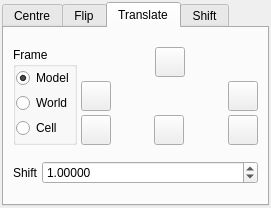
First picture: the form in src/gui/position.ui, repository trisyoungs/aten, before the edit.
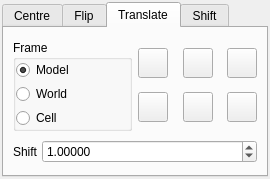
Second picture: the form after the edit. The open tabs and pages were chosen to show the change. Icons and pictures are not drawn.

Commit message: Fixed all Makefile.am to work with out of tree builds. Toolbar position / visibility now restored on startup. Fixed checkability of some actions. Added periodic table dialog. (regui)

```diff
--- a/src/gui/position.ui
+++ b/src/gui/position.ui
@@ -5,8 +5,8 @@
    <rect>
     <x>0</x>
     <y>0</y>
-    <width>251</width>
-    <height>208</height>
+    <width>270</width>
+    <height>179</height>
    </rect>
   </property>
   <property name="sizePolicy" >
@@ -25,12 +25,12 @@
     <number>2</number>
    </property>
    <property name="spacing" >
-    <number>4</number>
+    <number>6</number>
    </property>
    <item>
     <widget class="QTabWidget" name="tabWidget" >
      <property name="currentIndex" >
-      <number>1</number>
+      <number>3</number>
      </property>
      <widget class="QWidget" name="CentreTab" >
       <attribute name="title" >
@@ -38,10 +38,10 @@
       </attribute>
       <layout class="QHBoxLayout" >
        <property name="margin" >
-        <number>9</number>
+        <number>2</number>
        </property>
        <property name="spacing" >
-        <number>6</number>
+        <number>4</number>
        </property>
        <item>
         <layout class="QGridLayout" >
@@ -226,10 +226,10 @@
       </attribute>
       <layout class="QVBoxLayout" >
        <property name="margin" >
-        <number>9</number>
+        <number>2</number>
        </property>
        <property name="spacing" >
-        <number>6</number>
+        <number>4</number>
        </property>
        <item>
         <layout class="QHBoxLayout" >
@@ -385,7 +385,7 @@
           <number>0</number>
          </property>
          <property name="spacing" >
-          <number>4</number>
+          <number>6</number>
          </property>
          <item>
           <widget class="QGroupBox" name="TranslateFrameGroup" >
@@ -471,29 +471,31 @@
           </widget>
          </item>
          <item>
-          <layout class="QVBoxLayout" >
+          <layout class="QGridLayout" >
            <property name="margin" >
             <number>0</number>
            </property>
            <property name="spacing" >
-            <number>4</number>
+            <number>6</number>
            </property>
-           <item>
-            <layout class="QHBoxLayout" >
-             <property name="margin" >
-              <number>0</number>
+           <item row="1" column="3" >
+            <spacer>
+             <property name="orientation" >
+              <enum>Qt::Horizontal</enum>
              </property>
-             <property name="spacing" >
-              <number>4</number>
+             <property name="sizeHint" >
+              <size>
+               <width>8</width>
+               <height>20</height>
+              </size>
              </property>
-             <item>
+            </spacer>
+           </item>
+           <item row="1" column="1" >
               <spacer>
                <property name="orientation" >
                 <enum>Qt::Horizontal</enum>
                </property>
-               <property name="sizeType" >
-                <enum>QSizePolicy::Expanding</enum>
-               </property>
                <property name="sizeHint" >
                 <size>
                  <width>8</width>
@@ -502,8 +504,8 @@
                </property>
               </spacer>
              </item>
-             <item>
-              <widget class="QPushButton" name="TranslatePosYButton" >
+           <item row="1" column="4" >
+            <widget class="QPushButton" name="TranslatePosZButton" >
                <property name="maximumSize" >
                 <size>
                  <width>30</width>
@@ -511,43 +513,55 @@
                 </size>
                </property>
                <property name="toolTip" >
-                <string>Translate along positive Y axis</string>
+              <string>Translate along positive Z axis</string>
                </property>
                <property name="text" >
                 <string/>
                </property>
                <property name="icon" >
-                <iconset resource="icons.qrc" >:/arrows/icons/arrow_up.svg</iconset>
+              <iconset resource="icons.qrc" >:/arrows/icons/arrow_in.svg</iconset>
                </property>
               </widget>
              </item>
-             <item>
-              <spacer>
-               <property name="orientation" >
-                <enum>Qt::Horizontal</enum>
-               </property>
-               <property name="sizeType" >
-                <enum>QSizePolicy::Expanding</enum>
-               </property>
-               <property name="sizeHint" >
+           <item row="1" column="2" >
+            <widget class="QPushButton" name="TranslateNegYButton" >
+             <property name="maximumSize" >
+              <size>
+               <width>30</width>
+               <height>30</height>
+              </size>
+             </property>
+             <property name="toolTip" >
+              <string>Translate along negative Y axis</string>
+             </property>
+             <property name="text" >
+              <string/>
+             </property>
+             <property name="icon" >
+              <iconset resource="icons.qrc" >:/arrows/icons/arrow_down.svg</iconset>
+             </property>
+            </widget>
+           </item>
+           <item row="1" column="0" >
+            <widget class="QPushButton" name="TranslateNegZButton" >
+             <property name="maximumSize" >
                 <size>
-                 <width>21</width>
-                 <height>20</height>
-                </size>
-               </property>
-              </spacer>
-             </item>
-            </layout>
-           </item>
-           <item>
-            <layout class="QHBoxLayout" >
-             <property name="margin" >
-              <number>0</number>
+               <width>30</width>
+               <height>30</height>
+              </size>
+             </property>
+             <property name="toolTip" >
+              <string>Translate along negative Z axis</string>
              </property>
-             <property name="spacing" >
-              <number>4</number>
+             <property name="text" >
+              <string/>
              </property>
-             <item>
+             <property name="icon" >
+              <iconset resource="icons.qrc" >:/arrows/icons/arrow_out.svg</iconset>
+             </property>
+            </widget>
+           </item>
+           <item row="0" column="0" >
               <widget class="QPushButton" name="TranslateNegXButton" >
                <property name="maximumSize" >
                 <size>
@@ -566,20 +580,7 @@
                </property>
               </widget>
              </item>
-             <item>
-              <spacer>
-               <property name="orientation" >
-                <enum>Qt::Horizontal</enum>
-               </property>
-               <property name="sizeHint" >
-                <size>
-                 <width>40</width>
-                 <height>20</height>
-                </size>
-               </property>
-              </spacer>
-             </item>
-             <item>
+           <item row="0" column="4" >
               <widget class="QPushButton" name="TranslatePosXButton" >
                <property name="maximumSize" >
                 <size>
@@ -598,18 +599,8 @@
                </property>
               </widget>
              </item>
-            </layout>
-           </item>
-           <item>
-            <layout class="QHBoxLayout" >
-             <property name="margin" >
-              <number>0</number>
-             </property>
-             <property name="spacing" >
-              <number>4</number>
-             </property>
-             <item>
-              <widget class="QPushButton" name="TranslateNegZButton" >
+           <item row="0" column="2" >
+            <widget class="QPushButton" name="TranslatePosYButton" >
                <property name="maximumSize" >
                 <size>
                  <width>30</width>
@@ -617,81 +608,15 @@
                 </size>
                </property>
                <property name="toolTip" >
-                <string>Translate along negative Z axis</string>
+              <string>Translate along positive Y axis</string>
                </property>
                <property name="text" >
                 <string/>
                </property>
                <property name="icon" >
-                <iconset resource="icons.qrc" >:/arrows/icons/arrow_out.svg</iconset>
-               </property>
-              </widget>
-             </item>
-             <item>
-              <spacer>
-               <property name="orientation" >
-                <enum>Qt::Horizontal</enum>
-               </property>
-               <property name="sizeHint" >
-                <size>
-                 <width>40</width>
-                 <height>20</height>
-                </size>
-               </property>
-              </spacer>
-             </item>
-             <item>
-              <widget class="QPushButton" name="TranslateNegYButton" >
-               <property name="maximumSize" >
-                <size>
-                 <width>30</width>
-                 <height>30</height>
-                </size>
-               </property>
-               <property name="toolTip" >
-                <string>Translate along negative Y axis</string>
-               </property>
-               <property name="text" >
-                <string/>
-               </property>
-               <property name="icon" >
-                <iconset resource="icons.qrc" >:/arrows/icons/arrow_down.svg</iconset>
-               </property>
-              </widget>
-             </item>
-             <item>
-              <spacer>
-               <property name="orientation" >
-                <enum>Qt::Horizontal</enum>
-               </property>
-               <property name="sizeHint" >
-                <size>
-                 <width>40</width>
-                 <height>20</height>
-                </size>
-               </property>
-              </spacer>
-             </item>
-             <item>
-              <widget class="QPushButton" name="TranslatePosZButton" >
-               <property name="maximumSize" >
-                <size>
-                 <width>30</width>
-                 <height>30</height>
-                </size>
-               </property>
-               <property name="toolTip" >
-                <string>Translate along positive Z axis</string>
-               </property>
-               <property name="text" >
-                <string/>
-               </property>
-               <property name="icon" >
-                <iconset resource="icons.qrc" >:/arrows/icons/arrow_in.svg</iconset>
-               </property>
-              </widget>
-             </item>
-            </layout>
+              <iconset resource="icons.qrc" >:/arrows/icons/arrow_up.svg</iconset>
+             </property>
+            </widget>
            </item>
           </layout>
          </item>
@@ -751,10 +676,10 @@
       </attribute>
       <layout class="QHBoxLayout" >
        <property name="margin" >
-        <number>9</number>
+        <number>2</number>
        </property>
        <property name="spacing" >
-        <number>6</number>
+        <number>4</number>
        </property>
        <item>
         <layout class="QGridLayout" >
```
Lines whose indentation alone changed are shown as unchanged. The commit also changes 30 other files.
